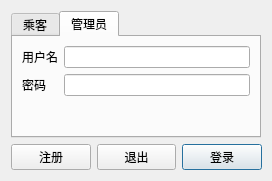
jameswhqi/12307, file MainProgram/logindialog.ui: the form before one commit.
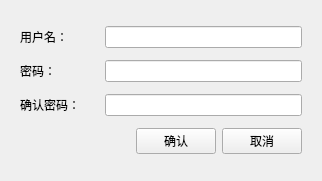
The form after the commit. The open tabs and pages were chosen to show the change.

What changed in the file:
```diff
--- a/MainProgram/logindialog.ui
+++ b/MainProgram/logindialog.ui
@@ -6,7 +6,7 @@
    <rect>
     <x>0</x>
     <y>0</y>
-    <width>272</width>
+    <width>322</width>
     <height>181</height>
    </rect>
   </property>
@@ -33,7 +33,20 @@
   </property>
   <layout class="QVBoxLayout" name="verticalLayout">
    <item>
+    <widget class="QStackedWidget" name="login_stackedWidget">
+     <property name="currentIndex">
+      <number>1</number>
+     </property>
+     <widget class="QWidget" name="page">
     <widget class="QTabWidget" name="modeSelector">
+       <property name="geometry">
+        <rect>
+         <x>20</x>
+         <y>0</y>
+         <width>248</width>
+         <height>107</height>
+        </rect>
+       </property>
      <property name="sizePolicy">
       <sizepolicy hsizetype="Expanding" vsizetype="Minimum">
        <horstretch>0</horstretch>
@@ -106,8 +119,15 @@
       </layout>
      </widget>
     </widget>
-   </item>
-   <item>
+      <widget class="QWidget" name="layoutWidget">
+       <property name="geometry">
+        <rect>
+         <x>10</x>
+         <y>110</y>
+         <width>281</width>
+         <height>32</height>
+        </rect>
+       </property>
     <layout class="QHBoxLayout" name="horizontalLayout">
      <item>
       <widget class="QPushButton" name="signUpButton">
@@ -171,6 +191,76 @@
       </widget>
      </item>
     </layout>
+      </widget>
+     </widget>
+     <widget class="QWidget" name="page_2">
+      <layout class="QGridLayout" name="gridLayout">
+       <item row="5" column="3">
+        <layout class="QHBoxLayout" name="horizontalLayout_2">
+         <item>
+          <widget class="QPushButton" name="pushButton">
+           <property name="text">
+            <string>确认</string>
+           </property>
+          </widget>
+         </item>
+         <item>
+          <widget class="QPushButton" name="pushButton_2">
+           <property name="text">
+            <string>取消</string>
+           </property>
+          </widget>
+         </item>
+        </layout>
+       </item>
+       <item row="1" column="2" colspan="2">
+        <widget class="QLineEdit" name="lineEdit"/>
+       </item>
+       <item row="2" column="0">
+        <widget class="QLabel" name="label_6">
+         <property name="text">
+          <string>密码：</string>
+         </property>
+        </widget>
+       </item>
+       <item row="1" column="0">
+        <widget class="QLabel" name="label_5">
+         <property name="text">
+          <string>用户名：</string>
+         </property>
+        </widget>
+       </item>
+       <item row="3" column="2" colspan="2">
+        <widget class="QLineEdit" name="lineEdit_3">
+         <property name="echoMode">
+          <enum>QLineEdit::Password</enum>
+         </property>
+        </widget>
+       </item>
+       <item row="2" column="2" colspan="2">
+        <widget class="QLineEdit" name="lineEdit_2">
+         <property name="echoMode">
+          <enum>QLineEdit::Password</enum>
+         </property>
+        </widget>
+       </item>
+       <item row="3" column="0" colspan="2">
+        <widget class="QLabel" name="label_7">
+         <property name="text">
+          <string>确认密码：</string>
+         </property>
+        </widget>
+       </item>
+       <item row="5" column="0" colspan="3">
+        <widget class="QLabel" name="register_result">
+         <property name="text">
+          <string/>
+         </property>
+        </widget>
+       </item>
+      </layout>
+     </widget>
+    </widget>
    </item>
   </layout>
  </widget>
```
Left out of the diff: 27 changed lines with no effect on the pictures. Lines whose indentation alone changed are shown as unchanged.
